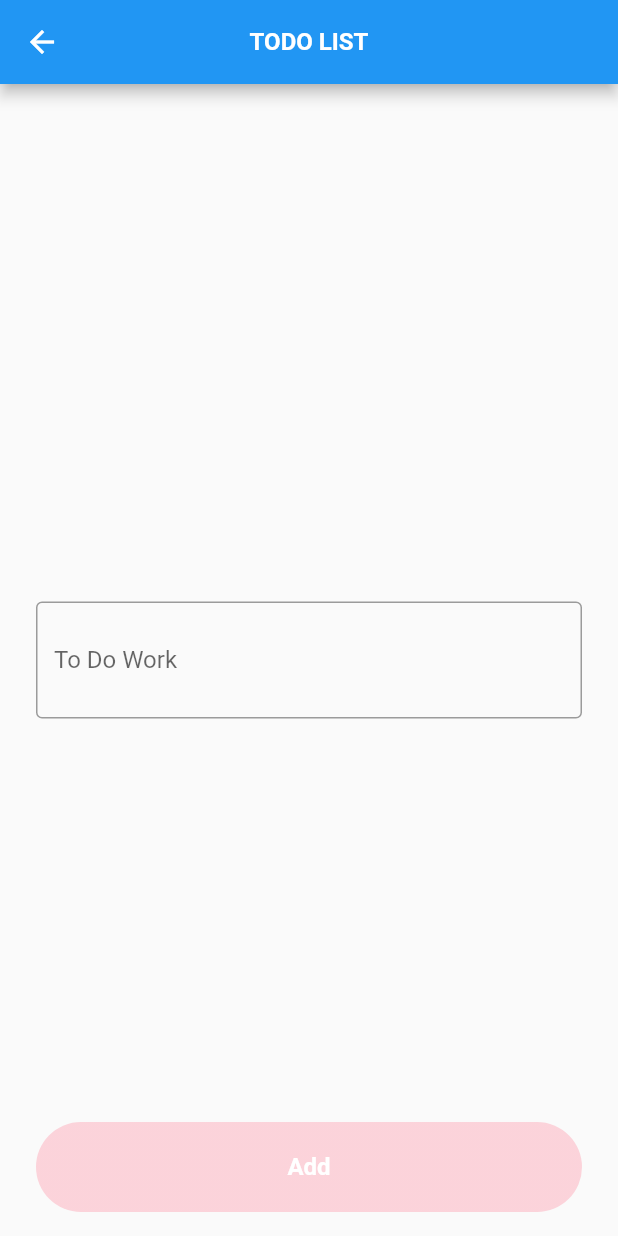
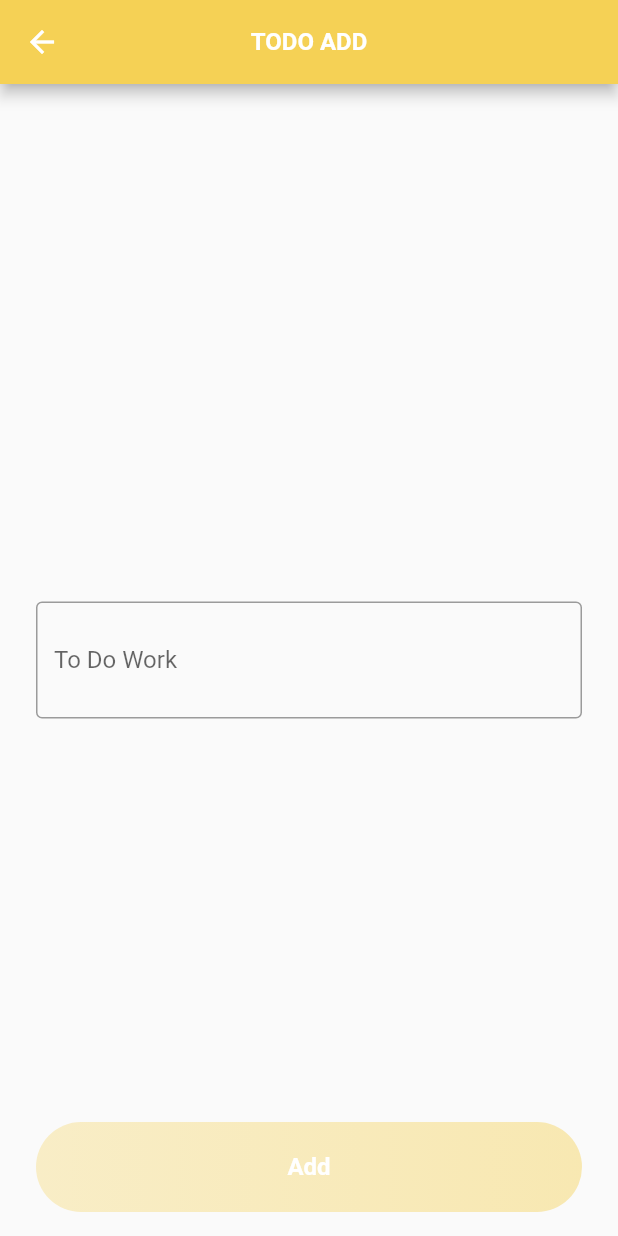
Before and after one commit to sardorergashaliyev/Todo_App, a Flutter app: the screen it shows after launch, after a tap on the "add" icon, on a phone screen of 412 x 824 dp. Run offline on Flutter 3.47's test engine with Material 2 defaults, Android fonts, the phone set to English and light mode, and no system bars; our stand-ins replace flutter_screenutil, loading_animation_widget, shared_preferences.

Commit message:
Simple app...

```diff
--- a/lib/main.dart
+++ b/lib/main.dart
@@ -1,5 +1,6 @@
 import 'package:flutter/material.dart';
-import 'package:todo/pages/home_page.dart';
+import 'package:todo/pages/splash_screen.dart';
+import 'package:flutter_screenutil/flutter_screenutil.dart';
 
 void main(List<String> args) {
   runApp(const MainPage());
@@ -10,9 +11,16 @@ class MainPage extends StatelessWidget {
 
   @override
   Widget build(BuildContext context) {
-    return const MaterialApp(
-      debugShowCheckedModeBanner: false,
-      home: HomePage(),
+    return ScreenUtilInit(
+      designSize: const Size(428, 926),
+      minTextAdapt: true,
+      splitScreenMode: true,
+      builder: (BuildContext context, Widget? child) {
+        return MaterialApp(
+          debugShowCheckedModeBanner: false,
+          home: SplashScreen(),
+        );
+      },
     );
   }
 }
--- a/lib/model/todo_model.dart
+++ b/lib/model/todo_model.dart
@@ -4,7 +4,7 @@ class TodoModel {
 
   TodoModel({required this.title, this.isDone = false});
   factory TodoModel.fromJson(Map todo) {
-    return TodoModel(title: todo['title'], isDone: todo['is_done']);
+    return TodoModel(title: todo['title'], isDone: todo['is_done'] ?? false);
   }
   Map toJson() {
     return {"title": title, "is_done": isDone};
--- a/lib/pages/home_page.dart
+++ b/lib/pages/home_page.dart
@@ -1,7 +1,8 @@
 import 'package:flutter/material.dart';
+import 'package:todo/model/todo_model.dart';
 import 'package:todo/pages/todo_add.dart';
 import 'package:todo/style/style.dart';
-import 'package:flutter_screenutil/flutter_screenutil.dart';
+import 'package:todo/store/localstrore.dart';
 
 class HomePage extends StatefulWidget {
   const HomePage({super.key});
@@ -11,11 +12,24 @@ class HomePage extends StatefulWidget {
 }
 
 class _HomePageState extends State<HomePage> {
+  List<TodoModel> listOfTodo = [];
+  @override
+  void initState() {
+    getInfo();
+    super.initState();
+  }
+
+  Future getInfo() async {
+    listOfTodo = await LocalStrore.getListTodo();
+    setState(() {});
+  }
+
   bool isCheck = false;
   @override
   Widget build(BuildContext context) {
     return Scaffold(
       appBar: AppBar(
+        backgroundColor: Style.primaryColor,
         title: const Text(
           'TODO LIST',
           style: TextStyle(
@@ -26,30 +40,25 @@ class _HomePageState extends State<HomePage> {
         ),
         centerTitle: true,
       ),
-      body: Column(
-        children: [
-          const SizedBox(height: 32),
-          // 32.verticalSpace,
-          Row(
-            children: [
-              const SizedBox(width: 32),
-              // 32.horizontalSpace,
-              Checkbox(
-                onChanged: (bool? value) {
-                  isCheck = !isCheck;
+      body: ListView.builder(
+        itemCount: listOfTodo.length,
+        itemBuilder: (context, index) {
+        return Row(
+          children: [
+            Checkbox(
+                value: listOfTodo[index].isDone,
+                onChanged: (value) {
+                  listOfTodo[index].isDone = !listOfTodo[index].isDone;
+                  LocalStrore.changeStatus(listOfTodo[index], index);
                   setState(() {});
-                },
-                value: isCheck,
-              ),
-              const SizedBox(width: 32),
-              Text(
-                'Flutter',
-                style: Style.textStyle(isDone: isCheck),
-              )
-            ],
-          ),
-        ],
-      ),
+                }),
+            Text(
+              listOfTodo[index].title,
+              style: Style.textStyle(isDone: listOfTodo[index].isDone),
+            )
+          ],
+        );
+      }),
       floatingActionButton: GestureDetector(
         onTap: () {
           Navigator.of(context)
--- /dev/null
+++ b/lib/pages/splash_screen.dart
@@ -0,0 +1,63 @@
+import 'package:flutter/material.dart';
+import 'package:loading_animation_widget/loading_animation_widget.dart';
+import 'package:todo/pages/home_page.dart';
+import 'package:todo/style/style.dart';
+import 'package:flutter_screenutil/flutter_screenutil.dart';
+
+class SplashScreen extends StatefulWidget {
+  const SplashScreen({super.key});
+
+  @override
+  State<SplashScreen> createState() => _SplashScreenState();
+}
+
+class _SplashScreenState extends State<SplashScreen> {
+  bool isLoading = false;
+
+  @override
+  void initState() {
+    isLoading = true;
+    Future.delayed(const Duration(seconds: 4), () {
+      isLoading = false;
+      Navigator.of(context).pushAndRemoveUntil(
+          MaterialPageRoute(builder: (a) => const HomePage()), (route) => false);
+    });
+    super.initState();
+  }
+
+  @override
+  Widget build(BuildContext context) {
+    return Scaffold(
+      body: Padding(
+        padding: const EdgeInsets.symmetric(horizontal: 80),
+        child: Column(
+          mainAxisAlignment: MainAxisAlignment.center,
+          crossAxisAlignment: CrossAxisAlignment.center,
+          children: [
+            Image.asset(
+              'assets/image/Logo.png',
+              height: 250,
+              width: 250,
+            ),
+            Text(
+              'Todo App',
+              style: Style.textStyle(
+                size: 26,
+              ),
+            ),
+            12.verticalSpace,
+            Text(
+              'The best to do list application for you',
+              style: Style.textStyle(size: 13),
+            ),
+            50.verticalSpace,
+            isLoading
+                ? LoadingAnimationWidget.beat(
+                    color: Style.primaryColor, size: 40)
+                : const SizedBox.shrink()
+          ],
+        ),
+      ),
+    );
+  }
+}
--- a/lib/pages/todo_add.dart
+++ b/lib/pages/todo_add.dart
@@ -1,5 +1,7 @@
 import 'package:flutter/material.dart';
+import 'package:todo/model/todo_model.dart';
 import 'package:todo/pages/home_page.dart';
+import 'package:todo/store/localstrore.dart';
 import 'package:todo/style/style.dart';
 
 class TodoAdd extends StatefulWidget {
@@ -23,9 +25,10 @@ class _TodoAddState extends State<TodoAdd> {
   Widget build(BuildContext context) {
     return Scaffold(
       appBar: AppBar(
+        backgroundColor: Style.primaryColor,
         centerTitle: true,
         title: Text(
-          'TODO LIST',
+          'TODO ADD',
           style: Style.textStyle(
               textColor: Style.whtieColor, fontWeight: FontWeight.w600),
         ),
@@ -34,6 +37,7 @@ class _TodoAddState extends State<TodoAdd> {
         child: Padding(
           padding: const EdgeInsets.symmetric(horizontal: 24),
           child: TextFormField(
+            controller: textEditingController,
             onChanged: (value) {
               if (value.isEmpty) {
                 isEmpty = true;
@@ -52,9 +56,11 @@ class _TodoAddState extends State<TodoAdd> {
         ),
       ),
       floatingActionButtonLocation: FloatingActionButtonLocation.centerFloat,
-      floatingActionButton: GestureDetector(
+      floatingActionButton: InkWell(
         onTap: () {
           if (textEditingController.text.isNotEmpty) {
+            LocalStrore.setTodo(TodoModel(title: textEditingController.text));
+
             Navigator.of(context).pushAndRemoveUntil(
                 MaterialPageRoute(builder: (a) => const HomePage()),
                 (route) => false);
--- a/lib/store/localstrore.dart
+++ b/lib/store/localstrore.dart
@@ -4,9 +4,9 @@ import 'package:shared_preferences/shared_preferences.dart';
 import 'package:todo/model/todo_model.dart';
 
 abstract class LocalStrore {
-  LocalStrore_();
+  localStrore_();
 
-  static setTodo(TodoModel todo, int index) async {
+  static setTodo(TodoModel todo) async {
     SharedPreferences store = await SharedPreferences.getInstance();
     List<String> list = store.getStringList('todo') ?? [];
     String todoJson = jsonEncode(todo.toJson());
--- a/lib/style/style.dart
+++ b/lib/style/style.dart
@@ -1,20 +1,19 @@
 import 'package:flutter/material.dart';
 
 abstract class Style {
-  static const primaryColor = Color(0xffF43F5E);
+  static const primaryColor = Color(0xffF5D155);
   static const blackColor = Colors.black;
   static const whtieColor = Colors.white;
 
   static const primaryGradient = LinearGradient(colors: [
-    Color(0xffFF7E95),
-    Color(0xffFF1843),
+    Color(0x90F5D155),
+    Color(0xffF5D155),
   ]);
 
   static const enabledGradient = LinearGradient(colors: [
-    Color(0x50FF7E95),
-    Color(0x50FF7E95),
+    Color(0x50F5D155),
+    Color(0x70F5D155),
   ]);
-
 
   static textStyle(
           {double size = 16,
@@ -22,9 +21,9 @@ abstract class Style {
           FontWeight fontWeight = FontWeight.w600,
           bool isDone = false}) =>
       TextStyle(
-        fontSize: size,
-        color: textColor,
-        fontWeight: fontWeight,
-        decoration: isDone ? TextDecoration.lineThrough : TextDecoration.none
-      );
+          fontSize: size,
+          color: textColor,
+          fontWeight: fontWeight,
+          decoration:
+              isDone ? TextDecoration.lineThrough : TextDecoration.none);
 }
```
Also changed, not shown: pubspec.yaml (+4 -3 lines), assets/image/Logo.png (added), pubspec.lock, 1 other file.
